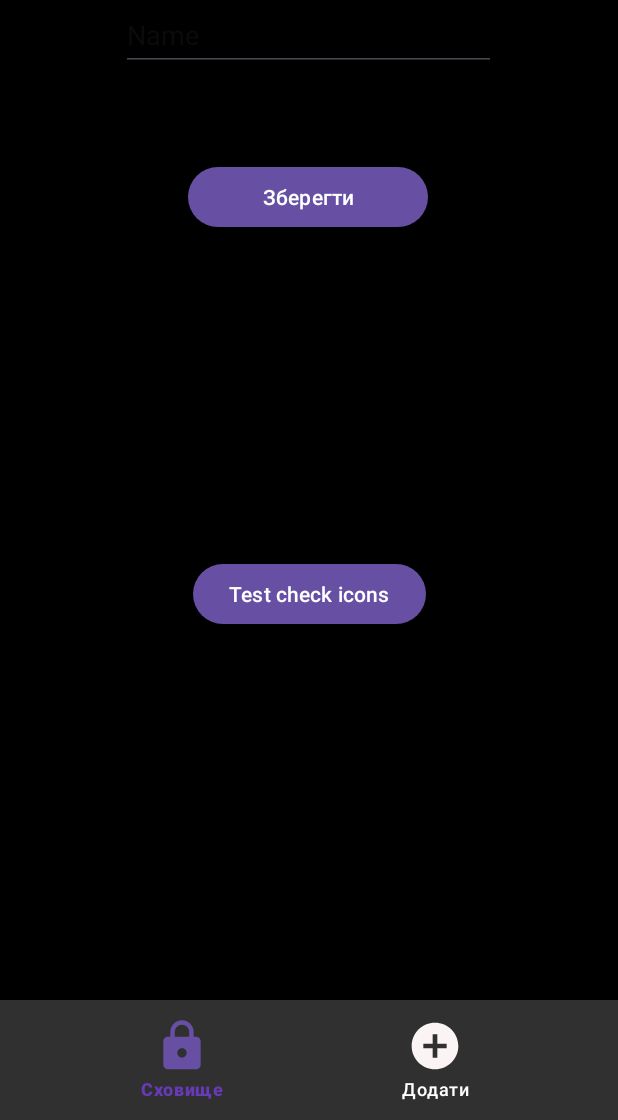
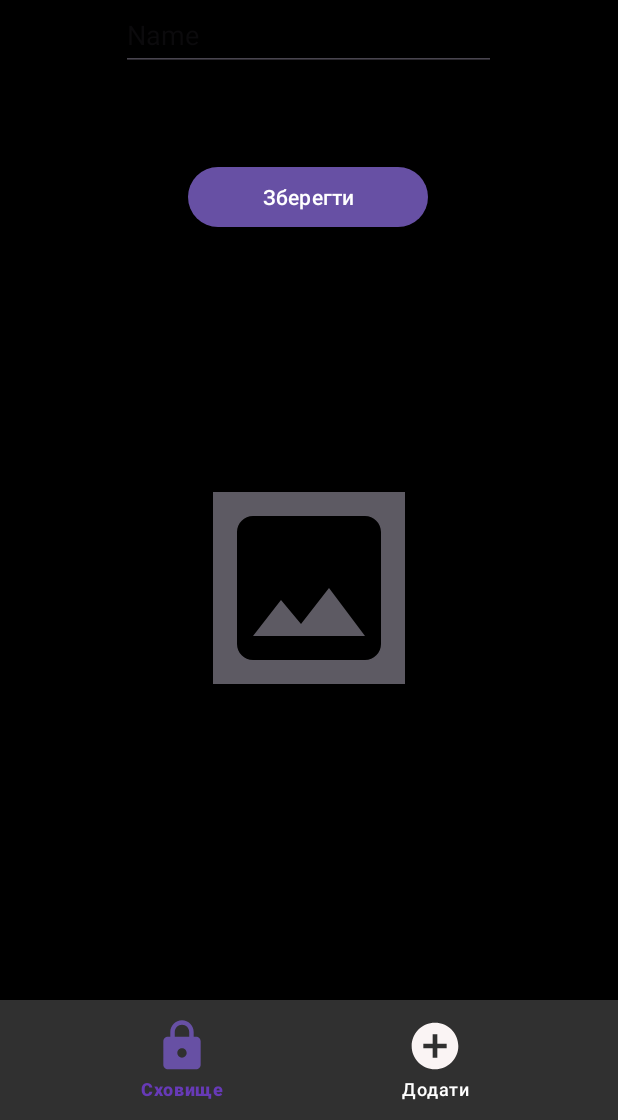
Before and after one commit to KiberGod/android-password-storage, an Android app: the fragment CreateCategoryFragment placed in its activity, on a phone screen of 412 x 824 dp, the part 116-1236 px from its top. Run offline under Robolectric (Android 15) with nearby library versions, the phone set to English and light mode, and no system bars; our stand-ins replace data binding; 13 statements that could not run were skipped.

Commit message:
Added icons for categories (with read/write)

```diff
--- a/app/src/main/java/com/example/passwordstorage/ui/create/CreateCategoryFragment.java
+++ b/app/src/main/java/com/example/passwordstorage/ui/create/CreateCategoryFragment.java
@@ -12,6 +12,7 @@ import android.view.View;
 import android.view.ViewGroup;
 import android.widget.Button;
 import android.widget.EditText;
+import android.widget.ImageView;
 import android.widget.TextView;
 import android.widget.Toast;
 
@@ -27,6 +28,8 @@ public class CreateCategoryFragment extends Fragment {
 
     private TextView textViewStatus;
 
+    private int tempIconId = -1;
+
     @Override
     public View onCreateView(LayoutInflater inflater, ViewGroup container,
                              Bundle savedInstanceState) {
@@ -41,7 +44,7 @@ public class CreateCategoryFragment extends Fragment {
         homeViewModel.setMaxLengthForInput(view, R.id.editCreateCategoryName, MAX_NAME_LENGTH);
 
         setOnClickToSaveButton(view);
-        setOnClickToTest(view);
+        setOnClickToIconSelectWindow(view);
         return view;
     }
 
@@ -64,7 +67,7 @@ public class CreateCategoryFragment extends Fragment {
         if (categoryName.length() != 0) {
             if (sharedCategoriesDataViewModel.checkCategoryNameUnique(categoryName)) {
                 textViewStatus.setText("");
-                sharedCategoriesDataViewModel.addCategory(categoryName);
+                sharedCategoriesDataViewModel.addCategory(categoryName, tempIconId);
                 Toast.makeText(getActivity(), "Створено категорію " + categoryName, Toast.LENGTH_SHORT).show();
                 getActivity().onBackPressed();
             } else {
@@ -75,13 +78,17 @@ public class CreateCategoryFragment extends Fragment {
         }
     }
 
+    // Встановлення обробника події натиснення на іконку
+    private void setOnClickToIconSelectWindow(View view) {
+        ImageView imageView = view.findViewById(R.id.createCategoryIcon);
 
-    private void setOnClickToTest(View view) {
-        Button button = view.findViewById(R.id.button2);
-        button.setOnClickListener(new View.OnClickListener() {
+        imageView.setOnClickListener(new View.OnClickListener() {
             @Override
             public void onClick(View view) {
-                ((HomeActivity) requireActivity()).showIconSelectionDialog(requireContext());
+                ((HomeActivity) requireActivity()).showIconSelectionDialog(requireContext(), iconResourceId -> {
+                    tempIconId = iconResourceId;
+                    imageView.setImageResource(iconResourceId);
+                });
             }
         });
     }
--- a/app/src/main/java/com/example/passwordstorage/ui/storage/sections/BookmarksFragment.java
+++ b/app/src/main/java/com/example/passwordstorage/ui/storage/sections/BookmarksFragment.java
@@ -40,7 +40,8 @@ public class BookmarksFragment extends Fragment {
                         view,
                         requireContext(),
                         sharedRecordsDataViewModel.getRecordTitleByIndex(i),
-                        R.id.bookmarksScrollArea
+                        R.id.bookmarksScrollArea,
+                        -1 // тимчасово
                 );
                 final int index = i;
                 button.setOnClickListener(new View.OnClickListener() {
--- a/app/src/main/java/com/example/passwordstorage/ui/storage/sections/CategoriesFragment.java
+++ b/app/src/main/java/com/example/passwordstorage/ui/storage/sections/CategoriesFragment.java
@@ -39,7 +39,8 @@ public class CategoriesFragment extends Fragment {
                     view,
                     requireContext(),
                     sharedCategoriesDataViewModel.getCategoryNameByIndex(i),
-                    R.id.categoriesScrollArea
+                    R.id.categoriesScrollArea,
+                    sharedCategoriesDataViewModel.getCategoryIconIdByIndex(i)
             );
             final int index = i;
             button.setOnClickListener(new View.OnClickListener() {
--- a/app/src/main/java/com/example/passwordstorage/ui/storage/sections/RecordsFragment.java
+++ b/app/src/main/java/com/example/passwordstorage/ui/storage/sections/RecordsFragment.java
@@ -46,7 +46,8 @@ public class RecordsFragment extends Fragment {
                     view,
                     requireContext(),
                     sharedRecordsDataViewModel.getRecordTitleByIndex(i),
-                    R.id.recordsScrollArea
+                    R.id.recordsScrollArea,
+                    -1 // тимчасово
             );
             final int index = i;
             button.setOnClickListener(new View.OnClickListener() {
--- a/app/src/main/res/layout/fragment_create_category.xml
+++ b/app/src/main/res/layout/fragment_create_category.xml
@@ -42,12 +42,13 @@
         app:layout_constraintTop_toBottomOf="@+id/saveNewCategoryButton"
         app:layout_constraintVertical_bias="0.1" />
 
-    <Button
-        android:id="@+id/button2"
-        android:layout_width="wrap_content"
-        android:layout_height="wrap_content"
-        android:layout_marginTop="144dp"
-        android:text="Test check icons"
+    <ImageView
+        android:id="@+id/createCategoryIcon"
+        android:layout_width="128dp"
+        android:layout_height="128dp"
+        android:layout_marginTop="100dp"
+        android:src="@drawable/vector_template_image"
+        android:background="@color/gray_text"
         app:layout_constraintEnd_toEndOf="parent"
         app:layout_constraintStart_toStartOf="parent"
         app:layout_constraintTop_toBottomOf="@+id/createCategoryStatus" />
```
Also changed, not shown: app/src/main/java/com/example/passwordstorage/data/SharedCategoriesDataViewModel.java (+18 -4 lines), app/src/main/java/com/example/passwordstorage/model/Category.java (+12 -1 lines), app/src/main/java/com/example/passwordstorage/ui/HomeActivity.java (+25 -8 lines), app/src/main/java/com/example/passwordstorage/ui/storage/sections/EditCategoryFragment.java (+26 -1 lines), app/src/main/java/com/example/passwordstorage/ui/storage/sections/ShowCategoryFragment.java (+7 -0 lines), app/src/main/res/layout/fragment_edit_category.xml (+13 -0 lines), app/src/main/res/layout/fragment_show_category.xml (+13 -0 lines), 6 other files.
